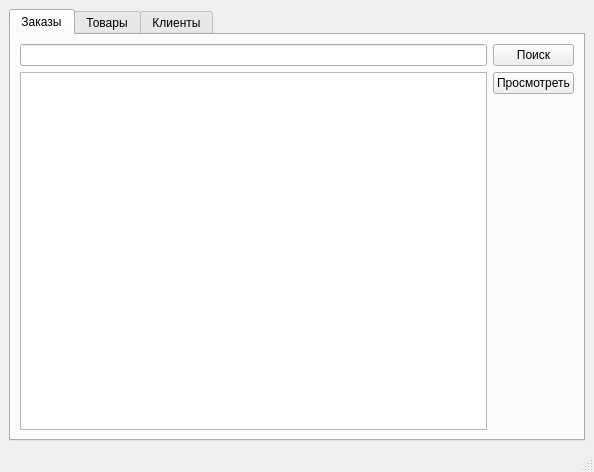
The window that mainwindowmanager.ui (MukizuL/Retail-Sale-App) describes before a commit, drawn with Qt 5.
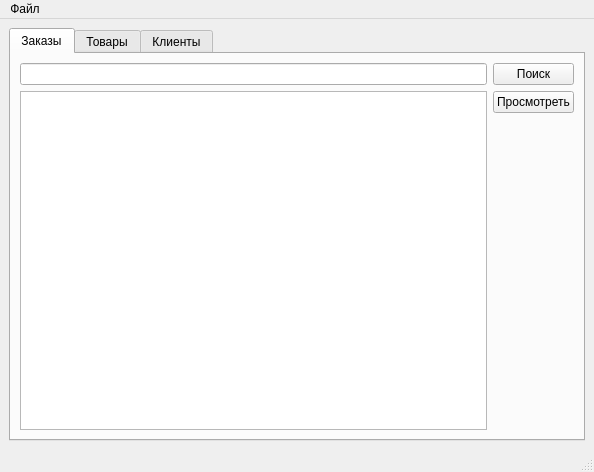
The same window after the commit.

Patch:
```diff
--- a/mainwindowmanager.ui
+++ b/mainwindowmanager.ui
@@ -240,6 +240,14 @@
      <height>21</height>
     </rect>
    </property>
+   <widget class="QMenu" name="menu">
+    <property name="title">
+     <string>Файл</string>
+    </property>
+    <addaction name="action_profile"/>
+    <addaction name="action_password"/>
+   </widget>
+   <addaction name="menu"/>
   </widget>
   <widget class="QStatusBar" name="statusbar"/>
  </widget>
```
Left out of the diff: 10 changed lines with no effect on the pictures.
